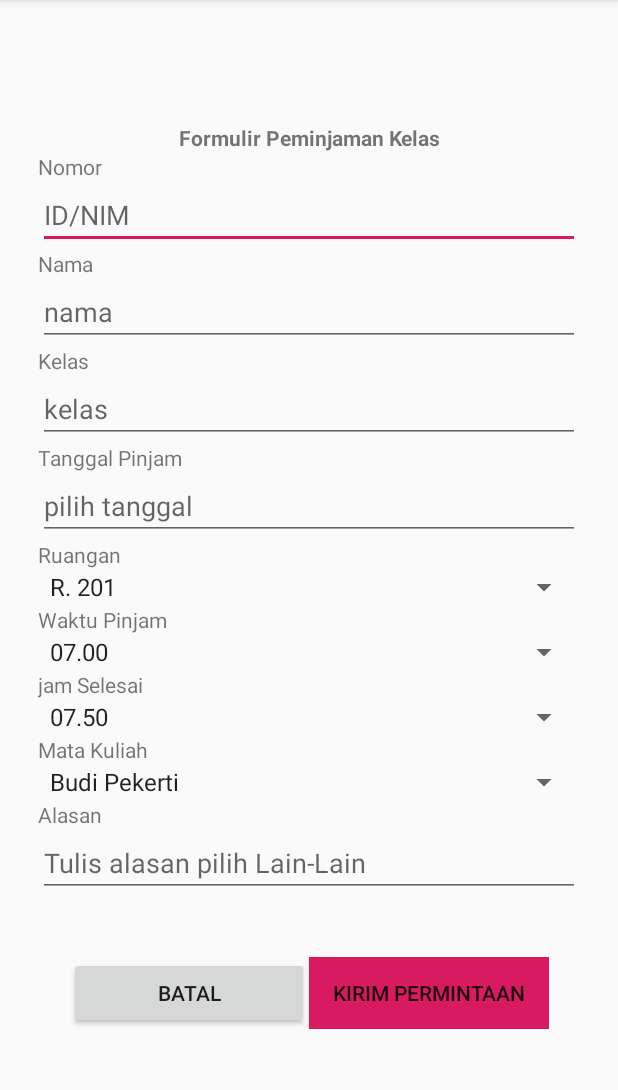
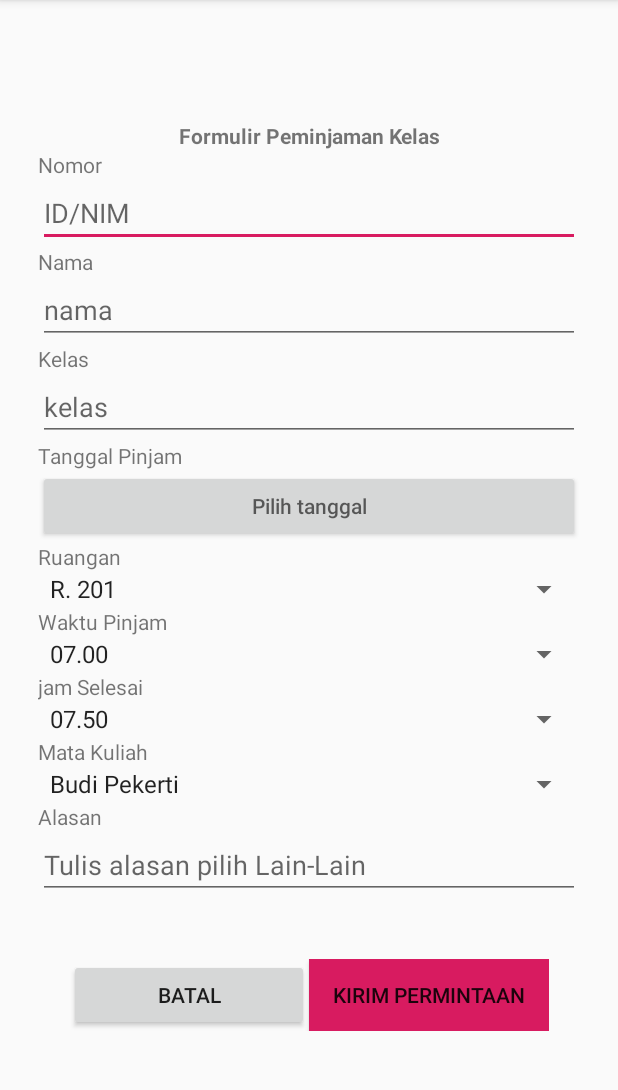
Before and after one commit to amesaichu/classroom, an Android app: the form_user screen opened directly, with no data from a screen before it, on a phone screen of 412 x 824 dp, the part 84-1174 px from its top. Run offline under Robolectric (Android 15) with nearby library versions, the phone set to English and light mode, and no system bars; our stand-ins replace Firebase (no records; nobody signed in at launch, a user with empty details on screens opened directly).

Commit message:
perbaikan ui

```diff
--- a/app/src/main/java/com/amel/classroom/form_user.kt
+++ b/app/src/main/java/com/amel/classroom/form_user.kt
@@ -152,7 +152,7 @@ class form_user : AppCompatActivity() {
                 val dayStr = if (dayofMonth < 10) "0${dayofMonth}" else "${dayofMonth}"
                 val mon = month + 1
                 val monthStr = if (mon < 10) "0${mon}" else "${mon}"
-                idate.text = "${dayStr}-${monthStr}-${year}"
+                ETdate.text = "${dayStr}-${monthStr}-${year}"
             }
         })
     }
--- a/app/src/main/res/layout/activity_form_user.xml
+++ b/app/src/main/res/layout/activity_form_user.xml
@@ -55,12 +55,11 @@
         android:layout_width="match_parent"
         android:layout_height="wrap_content"
         android:text="Tanggal Pinjam"/>
-    <EditText
+    <Button
         android:id="@+id/ETdate"
         android:layout_width="match_parent"
         android:layout_height="wrap_content"
-        android:text=""
-        android:hint="pilih tanggal"/>
+        android:hint="Pilih tanggal"/>
     <TextView
         android:layout_width="match_parent"
         android:layout_height="wrap_content"
```
